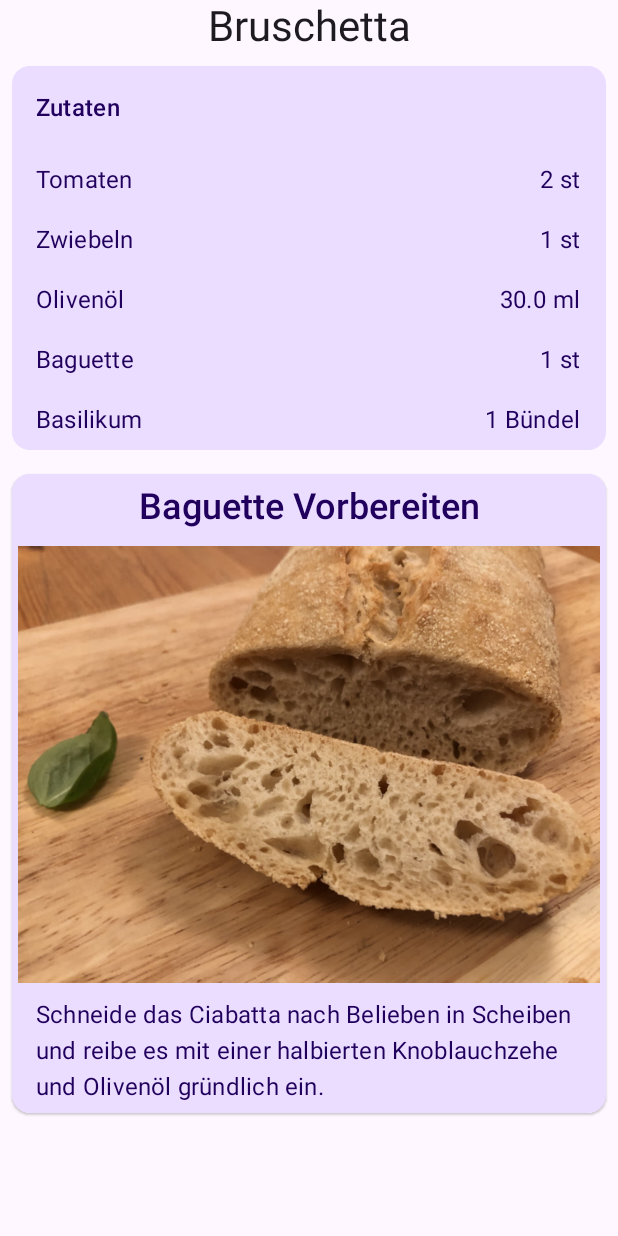
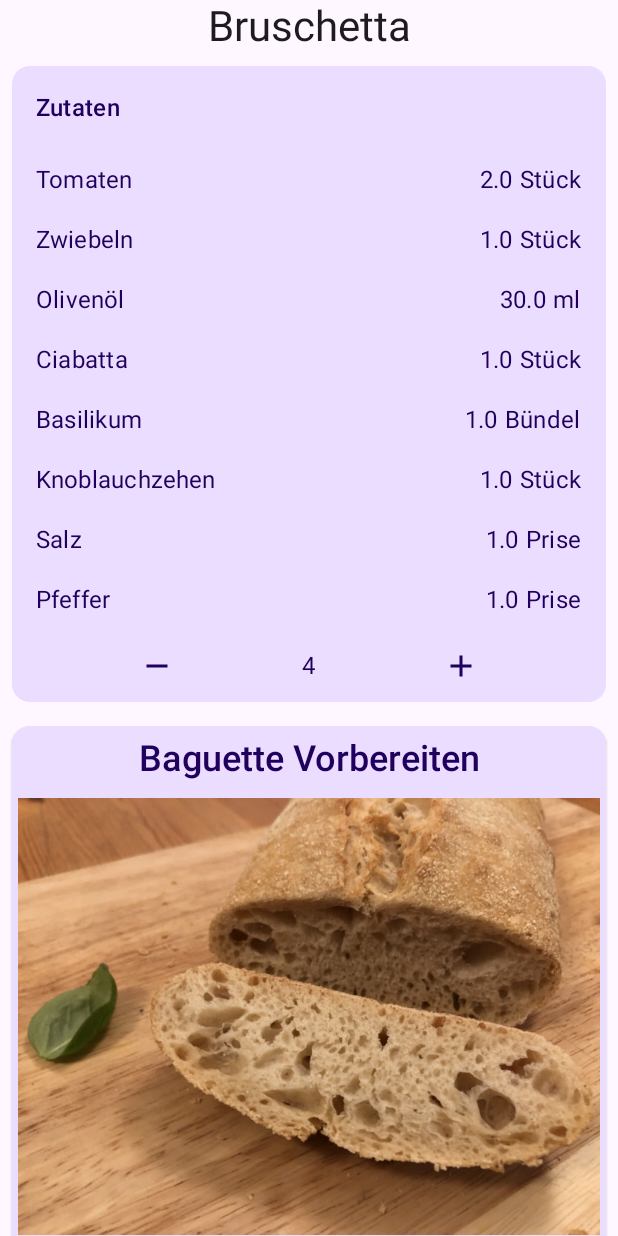
Before and after one commit to chris-prenissl/LasagneDinner, an Android app built with Jetpack Compose: the screen it shows after launch (MainActivity), after a tap on "Bruschetta", on a phone screen of 412 x 824 dp. Run offline under Robolectric (Android 15) with nearby library versions, the light colour scheme and no system bars.

Commit message:
updated Ingredient entity and added buttons for ingredient list changes

```diff
--- a/app/build.gradle.kts
+++ b/app/build.gradle.kts
@@ -58,7 +58,7 @@ dependencies {
 
     implementation("androidx.compose.material3:material3")
     implementation("androidx.compose.ui:ui-tooling-preview")
-    implementation("androidx.compose.material:material-icons-core")
+    implementation("androidx.compose.material:material-icons-extended")
     implementation("androidx.activity:activity-compose:1.8.1")
     implementation("androidx.lifecycle:lifecycle-viewmodel-compose:2.6.2")
     implementation("androidx.navigation:navigation-compose:2.7.5")
--- a/app/src/main/java/com/dinner/lasagnedinner/data/repository/RecipeRepositoryImpl.kt
+++ b/app/src/main/java/com/dinner/lasagnedinner/data/repository/RecipeRepositoryImpl.kt
@@ -1,11 +1,10 @@
 package com.dinner.lasagnedinner.data.repository
 
 import com.dinner.lasagnedinner.R
-import com.dinner.lasagnedinner.domain.model.CountableIngredient
 import com.dinner.lasagnedinner.domain.model.Dish
 import com.dinner.lasagnedinner.domain.model.DishStep
+import com.dinner.lasagnedinner.domain.model.Ingredient
 import com.dinner.lasagnedinner.domain.model.IngredientType
-import com.dinner.lasagnedinner.domain.model.UncountableIngredient
 import com.dinner.lasagnedinner.domain.repository.RecipeRepository
 
 class RecipeRepositoryImpl : RecipeRepository {
@@ -14,30 +13,45 @@ class RecipeRepositoryImpl : RecipeRepository {
             Dish(
                 title = "Bruschetta",
                 ingredients = listOf(
-                    CountableIngredient(
+                    Ingredient(
                         title = "Tomaten",
-                        value = 2,
+                        value = 2.0f,
                         type = IngredientType.Amount,
                     ),
-                    CountableIngredient(
+                    Ingredient(
                         title = "Zwiebeln",
-                        value = 1,
+                        value = 1.0f,
                         type = IngredientType.Amount,
                     ),
-                    UncountableIngredient(
+                    Ingredient(
                         title = "Olivenöl",
                         value = 30.0f,
                         type = IngredientType.Milliliter,
                     ),
-                    CountableIngredient(
-                        title = "Baguette",
-                        value = 1,
+                    Ingredient(
+                        title = "Ciabatta",
+                        value = 1.0f,
                         type = IngredientType.Amount,
                     ),
-                    CountableIngredient(
+                    Ingredient(
                         title = "Basilikum",
-                        value = 1,
+                        value = 1.0f,
                         type = IngredientType.Truss,
+                    ),
+                    Ingredient(
+                        title = "Knoblauchzehen",
+                        value = 1.0f,
+                        type = IngredientType.Amount,
+                    ),
+                    Ingredient(
+                        title = "Salz",
+                        value = 1.0f,
+                        type = IngredientType.Skosh,
+                    ),
+                    Ingredient(
+                        title = "Pfeffer",
+                        value = 1.0f,
+                        type = IngredientType.Skosh,
                     ),
                 ),
                 imagePath = R.drawable.bruschetta,
@@ -45,10 +59,34 @@ class RecipeRepositoryImpl : RecipeRepository {
                     DishStep(
                         imagePath = R.drawable.schritt1,
                         title = "Baguette Vorbereiten",
-                        stepDescription = "Schneide das Ciabatta nach Belieben in Scheiben und reibe es mit einer halbierten Knoblauchzehe und Olivenöl gründlich ein.",
+                        stepDescription = "Schneide das Ciabatta nach Belieben in Scheiben und reibe " +
+                            "es mit einer halbierten Knoblauchzehe und Olivenöl gründlich ein.",
+                    ),
+                    DishStep(
+                        imagePath = R.drawable.schritt2,
+                        title = "Backofen Vorheizen",
+                        stepDescription = "Heize den Backofen auf 150°C bei Ober-Unterhitze vor und " +
+                            "lege die Ciabattascheiben auf einen mit Backpapier belegten Rost." +
+                            " Die Scheiben müssen nun bis zur gewünschten Bräune und " +
+                            "angenehmen Knoblauch-Duft für ca. 5-10 min. im Ofen bleiben.",
+                    ),
+                    DishStep(
+                        imagePath = R.drawable.schritt3,
+                        title = "Topping",
+                        stepDescription = "Schneide nun die Zwiebeln und Tomaten in Würfel und das" +
+                            " Basilikum in Streifen. Mische die Zutaten und würze die Masse " +
+                            "mit Basilikum, Salz und Pfeffer.",
+                    ),
+                    DishStep(
+                        imagePath = R.drawable.schritt4,
+                        title = "Anrichten",
+                        stepDescription = "Trage nun die Bruschettamasse auf die knusprig" +
+                            " duftenden Ciabattascheiben auf. Nach Wunsch kann das Topping" +
+                            " noch mit Olivenöl beträufelt werden.Das Gericht" +
+                            " lässt sich gut mit Prosecco zu einem Gruß aus der Küche kombinieren.",
                     ),
                 ),
-                durationInMin = 30,
+                durationInMin = 20,
             ),
             Dish(
                 title = "Lasagne",
--- a/app/src/main/java/com/dinner/lasagnedinner/domain/model/CountableIngredient.kt
+++ /dev/null
@@ -1,7 +0,0 @@
-package com.dinner.lasagnedinner.domain.model
-
-data class CountableIngredient(
-    override val title: String,
-    override val value: Int,
-    override val type: IngredientType,
-) : Ingredient<Int>(title, value, type)
--- a/app/src/main/java/com/dinner/lasagnedinner/domain/model/Dish.kt
+++ b/app/src/main/java/com/dinner/lasagnedinner/domain/model/Dish.kt
@@ -2,7 +2,7 @@ package com.dinner.lasagnedinner.domain.model
 
 data class Dish(
     val title: String,
-    val ingredients: List<Ingredient<*>>,
+    val ingredients: List<Ingredient>,
     val imagePath: Int,
     val steps: List<DishStep>,
     val durationInMin: Int,
--- a/app/src/main/java/com/dinner/lasagnedinner/domain/model/Ingredient.kt
+++ b/app/src/main/java/com/dinner/lasagnedinner/domain/model/Ingredient.kt
@@ -1,14 +1,15 @@
 package com.dinner.lasagnedinner.domain.model
 
-open class Ingredient<T : Number>(
-    open val title: String,
-    open val value: T,
-    open val type: IngredientType,
+data class Ingredient(
+    val title: String,
+    val value: Float,
+    val type: IngredientType,
 )
 
 enum class IngredientType(val unit: String? = null) {
     Gram("g"),
     Milliliter("ml"),
-    Amount("st"),
+    Amount("Stück"),
     Truss("Bündel"),
+    Skosh("Prise"),
 }
--- a/app/src/main/java/com/dinner/lasagnedinner/domain/model/UncountableIngredient.kt
+++ /dev/null
@@ -1,7 +0,0 @@
-package com.dinner.lasagnedinner.domain.model
-
-data class UncountableIngredient(
-    override val title: String,
-    override val value: Float,
-    override val type: IngredientType,
-) : Ingredient<Float>(title, value, type)
--- a/app/src/main/java/com/dinner/lasagnedinner/presentation/MainActivity.kt
+++ b/app/src/main/java/com/dinner/lasagnedinner/presentation/MainActivity.kt
@@ -5,6 +5,7 @@ import androidx.activity.compose.setContent
 import androidx.appcompat.app.AppCompatActivity
 import androidx.compose.runtime.Composable
 import androidx.compose.runtime.LaunchedEffect
+import androidx.compose.runtime.collectAsState
 import androidx.compose.ui.platform.LocalLifecycleOwner
 import androidx.lifecycle.Lifecycle
 import androidx.lifecycle.repeatOnLifecycle
@@ -27,6 +28,7 @@ class MainActivity : AppCompatActivity() {
         super.onCreate(savedInstanceState)
         setContent {
             val navController = rememberNavController()
+            val peopleCountState = viewModel.peopleCount.collectAsState()
 
             LasagneDinnerTheme {
                 NavHost(
@@ -49,7 +51,12 @@ class MainActivity : AppCompatActivity() {
                         )
                     }
                     composable(Screen.DishRecipe.route) {
-                        Recipe(dish = viewModel.selectedDish)
+                        Recipe(
+                            dish = viewModel.selectedDish,
+                            peopleCount = peopleCountState.value,
+                            onAddIngredient = viewModel::addPerson,
+                            onRemoveIngredient = viewModel::removePerson,
+                        )
                     }
                 }
             }
--- a/app/src/main/java/com/dinner/lasagnedinner/presentation/MainViewModel.kt
+++ b/app/src/main/java/com/dinner/lasagnedinner/presentation/MainViewModel.kt
@@ -5,13 +5,19 @@ import androidx.lifecycle.viewModelScope
 import com.dinner.lasagnedinner.domain.model.Dish
 import com.dinner.lasagnedinner.domain.repository.RecipeRepository
 import kotlinx.coroutines.channels.Channel
+import kotlinx.coroutines.flow.MutableStateFlow
+import kotlinx.coroutines.flow.asStateFlow
 import kotlinx.coroutines.flow.receiveAsFlow
+import kotlinx.coroutines.flow.update
 import kotlinx.coroutines.launch
 
 class MainViewModel(
     recipeRepository: RecipeRepository,
 ) : ViewModel() {
     val dishes = recipeRepository.getAllRecipes()
+
+    private val _peopleCount = MutableStateFlow(4)
+    val peopleCount = _peopleCount.asStateFlow()
 
     private val didSelectDishChannel = Channel<Boolean>()
     val didSelectDishChannelFlow = didSelectDishChannel.receiveAsFlow()
@@ -31,4 +37,16 @@ class MainViewModel(
             didSelectDishChannel.send(false)
         }
     }
+
+    fun addPerson() {
+        if (_peopleCount.value < 8) {
+            _peopleCount.update { it.plus(1) }
+        }
+    }
+
+    fun removePerson() {
+        if (_peopleCount.value > 0) {
+            _peopleCount.update { it.minus(1) }
+        }
+    }
 }
--- a/app/src/main/java/com/dinner/lasagnedinner/presentation/component/DishItem.kt
+++ b/app/src/main/java/com/dinner/lasagnedinner/presentation/component/DishItem.kt
@@ -10,7 +10,7 @@ import androidx.compose.foundation.layout.fillMaxWidth
 import androidx.compose.foundation.layout.padding
 import androidx.compose.foundation.layout.size
 import androidx.compose.material.icons.Icons
-import androidx.compose.material.icons.filled.Info
+import androidx.compose.material.icons.filled.Timelapse
 import androidx.compose.material3.CardDefaults
 import androidx.compose.material3.ElevatedCard
 import androidx.compose.material3.Icon
@@ -68,7 +68,7 @@ fun DishItem(
                     .padding(AppConstants.Size.paddingStandard),
             ) {
                 Icon(
-                    imageVector = Icons.Default.Info,
+                    imageVector = Icons.Default.Timelapse,
                     contentDescription = "Duration of ${dish.durationInMin.toMinuteString()}",
                 )
                 Spacer(
--- a/app/src/main/java/com/dinner/lasagnedinner/presentation/component/IngredientsList.kt
+++ b/app/src/main/java/com/dinner/lasagnedinner/presentation/component/IngredientsList.kt
@@ -1,25 +1,34 @@
 package com.dinner.lasagnedinner.presentation.component
 
+import androidx.compose.foundation.layout.Arrangement
 import androidx.compose.foundation.layout.Column
+import androidx.compose.foundation.layout.Row
+import androidx.compose.foundation.layout.fillMaxWidth
 import androidx.compose.foundation.layout.padding
+import androidx.compose.material.icons.Icons
+import androidx.compose.material.icons.filled.Add
+import androidx.compose.material.icons.filled.Remove
 import androidx.compose.material3.CardDefaults
 import androidx.compose.material3.ElevatedCard
+import androidx.compose.material3.Icon
+import androidx.compose.material3.IconButton
 import androidx.compose.material3.MaterialTheme
 import androidx.compose.material3.ShapeDefaults
 import androidx.compose.material3.Text
 import androidx.compose.runtime.Composable
+import androidx.compose.ui.Alignment
 import androidx.compose.ui.Modifier
 import androidx.compose.ui.tooling.preview.Preview
-import com.dinner.lasagnedinner.domain.model.CountableIngredient
 import com.dinner.lasagnedinner.domain.model.Ingredient
 import com.dinner.lasagnedinner.domain.model.IngredientType
-import com.dinner.lasagnedinner.domain.model.UncountableIngredient
-import com.dinner.lasagnedinner.presentation.style.typography
 import com.dinner.lasagnedinner.util.AppConstants
 
 @Composable
 fun IngredientsList(
-    ingredients: List<Ingredient<*>>,
+    ingredients: List<Ingredient>,
+    peopleCount: Int = 4,
+    onAddIngredient: () -> Unit = {},
+    onRemoveIngredient: () -> Unit = {},
 ) {
     ElevatedCard(
         shape = ShapeDefaults.Medium,
@@ -28,7 +37,9 @@ fun IngredientsList(
         ),
         modifier = Modifier.padding(AppConstants.Size.paddingStandard),
     ) {
-        Column {
+        Column(
+            verticalArrangement = Arrangement.Center,
+        ) {
             Text(
                 text = "Zutaten",
                 style = MaterialTheme.typography.titleMedium,
@@ -36,6 +47,19 @@ fun IngredientsList(
             )
             ingredients.forEach {
                 IngredientItem(ingredient = it)
+            }
+            Row(
+                verticalAlignment = Alignment.CenterVertically,
+                horizontalArrangement = Arrangement.SpaceEvenly,
+                modifier = Modifier.fillMaxWidth(),
+            ) {
+                IconButton(onClick = onRemoveIngredient) {
+                    Icon(Icons.Default.Remove, "Person entfernen")
+                }
+                Text(text = peopleCount.toString())
+                IconButton(onClick = onAddIngredient) {
+                    Icon(Icons.Default.Add, "Person hinzufügen")
+                }
             }
         }
     }
@@ -46,12 +70,12 @@ fun IngredientsList(
 fun IngredientsListPreview() {
     IngredientsList(
         ingredients = listOf(
-            CountableIngredient(
+            Ingredient(
                 title = "Tomatoes",
-                value = 4,
+                value = 4.0f,
                 type = IngredientType.Amount,
             ),
-            UncountableIngredient(
+            Ingredient(
                 title = "Meat",
                 value = 400.0f,
                 type = IngredientType.Gram,
--- a/app/src/main/java/com/dinner/lasagnedinner/presentation/component/Recipe.kt
+++ b/app/src/main/java/com/dinner/lasagnedinner/presentation/component/Recipe.kt
@@ -12,15 +12,19 @@ import androidx.compose.ui.Alignment
 import androidx.compose.ui.Modifier
 import androidx.compose.ui.tooling.preview.Preview
 import com.dinner.lasagnedinner.R
-import com.dinner.lasagnedinner.domain.model.CountableIngredient
 import com.dinner.lasagnedinner.domain.model.Dish
 import com.dinner.lasagnedinner.domain.model.DishStep
+import com.dinner.lasagnedinner.domain.model.Ingredient
 import com.dinner.lasagnedinner.domain.model.IngredientType
-import com.dinner.lasagnedinner.domain.model.UncountableIngredient
 import com.dinner.lasagnedinner.presentation.style.LasagneDinnerTheme
 
 @Composable
-fun Recipe(dish: Dish?) {
+fun Recipe(
+    dish: Dish?,
+    peopleCount: Int = 4,
+    onAddIngredient: () -> Unit = {},
+    onRemoveIngredient: () -> Unit = {},
+) {
     Scaffold { padding ->
         Surface(
             color = MaterialTheme.colorScheme.background,
@@ -41,6 +45,9 @@ fun Recipe(dish: Dish?) {
                     item {
                         IngredientsList(
                             ingredients = it.ingredients,
+                            peopleCount = peopleCount,
+                            onAddIngredient = onAddIngredient,
+                            onRemoveIngredient = onRemoveIngredient,
                         )
                     }
 
@@ -63,12 +70,12 @@ fun RecipePreview() {
                 title = "Lasagne",
                 ingredients =
                 listOf(
-                    CountableIngredient(
+                    Ingredient(
                         title = "Tomatoes",
-                        value = 10,
+                        value = 10.0f,
                         type = IngredientType.Amount,
                     ),
-                    UncountableIngredient(
+                    Ingredient(
                         title = "Meat",
                         value = 300.0f,
                         type = IngredientType.Gram,
```
Also changed, not shown: app/src/main/java/com/dinner/lasagnedinner/presentation/component/Dishes.kt (+8 -8 lines), app/src/main/java/com/dinner/lasagnedinner/presentation/component/IngredientItem.kt (+3 -4 lines).
